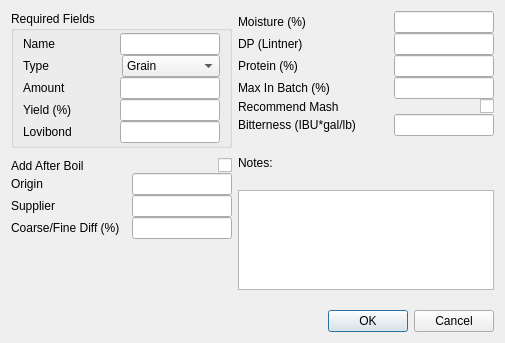
Brewtarget/brewtarget, file fermentableEditor.ui: the form before one commit.
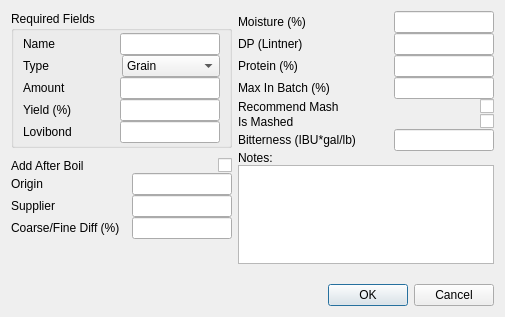
The form after the commit.

Commit message: IsMashed extension to fermentable.

```diff
--- a/fermentableEditor.ui
+++ b/fermentableEditor.ui
@@ -1,12 +1,12 @@
 <ui version="4.0" >
  <class>fermentableEditor</class>
- <widget class="QDialog" name="fermentableEditor" >
-  <property name="geometry" >
+ <widget class="QDialog" name="fermentableEditor">
+  <property name="geometry">
    <rect>
     <x>0</x>
     <y>0</y>
     <width>505</width>
-    <height>343</height>
+    <height>317</height>
    </rect>
   </property>
   <property name="windowTitle" >
@@ -467,10 +467,34 @@
       </layout>
      </item>
      <item>
-      <layout class="QHBoxLayout" name="horizontalLayout_15" >
+      <layout class="QHBoxLayout" name="horizontalLayout_17">
        <item>
-        <widget class="QLabel" name="label_15" >
-         <property name="text" >
+        <widget class="QLabel" name="label_17">
+         <property name="sizePolicy">
+          <sizepolicy hsizetype="Expanding" vsizetype="Preferred">
+           <horstretch>0</horstretch>
+           <verstretch>0</verstretch>
+          </sizepolicy>
+         </property>
+         <property name="text">
+          <string>Is Mashed</string>
+         </property>
+        </widget>
+       </item>
+       <item>
+        <widget class="QCheckBox" name="checkBox_isMashed">
+         <property name="text">
+          <string/>
+         </property>
+        </widget>
+       </item>
+      </layout>
+     </item>
+     <item>
+      <layout class="QHBoxLayout" name="horizontalLayout_15">
+       <item>
+        <widget class="QLabel" name="label_15">
+         <property name="text">
           <string>Bitterness (IBU*gal/lb)</string>
          </property>
         </widget>
```
Left out of the diff: 285 changed lines with no effect on the pictures. The commit also changes 8 other files.
